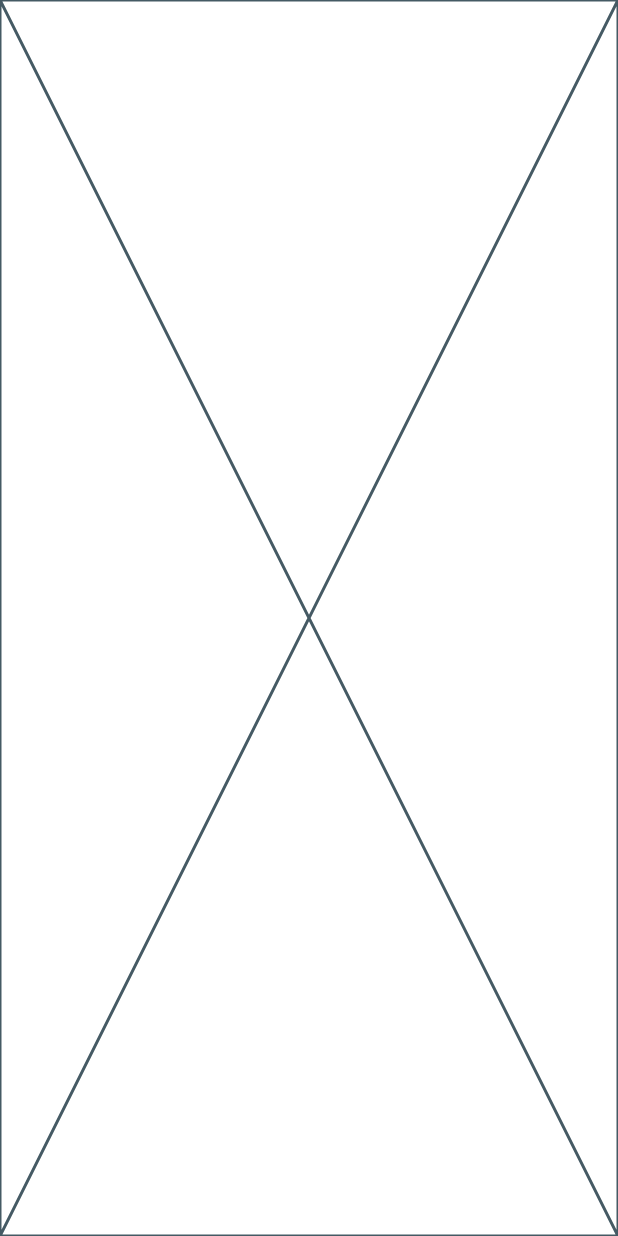
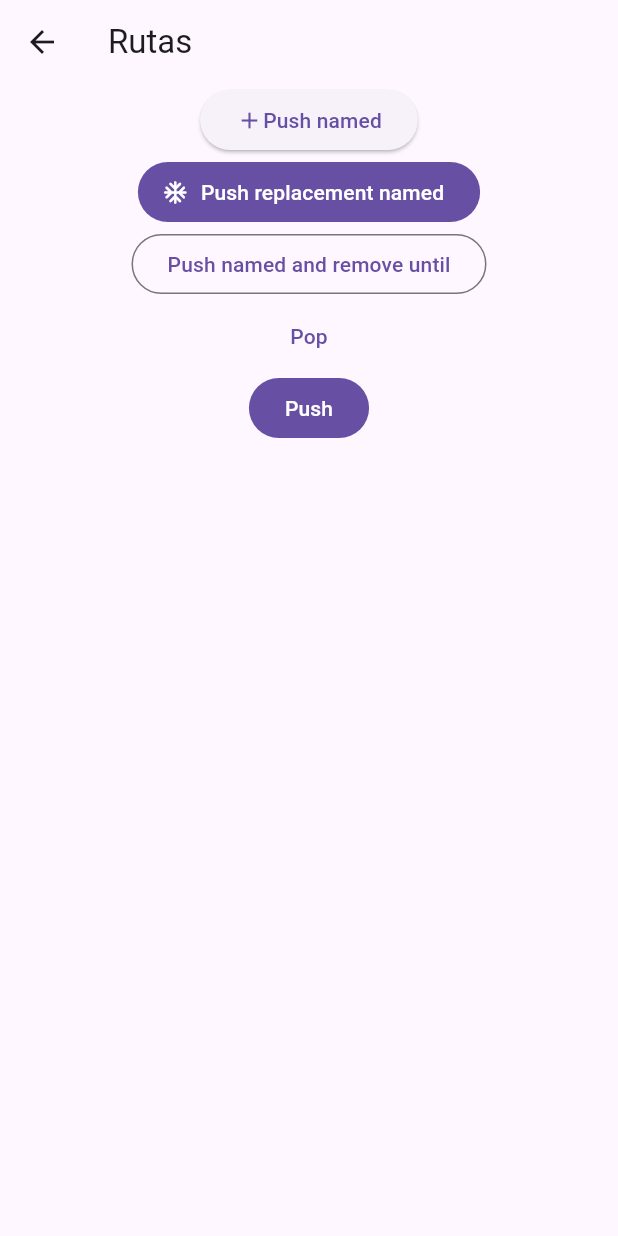
Before and after one commit to RicharC293/components_2da, a Flutter app: the screen it shows after launch, after a tap on "Enrutamiento", on a phone screen of 412 x 824 dp. Run offline on Flutter 3.47's test engine with Material 3 defaults, Android fonts, the phone set to English and light mode, and no system bars.

Commit message:
feat: Add AuxiliarRouteScreen and update RoutingScreen
This commit adds the `AuxiliarRouteScreen` class to handle a new auxiliary route in the app. It also updates the `RoutingScreen` class to include buttons for navigating to the `AuxiliarRouteScreen` using different navigation methods.

The changes include:
- Importing the `AuxiliarRouteScreen` class in `routing_screen.dart`
- Adding buttons for different navigation methods in the `RoutingScreen` widget
- Defining the route name for `AuxiliarRouteScreen` in `auxiliar_route_screen.dart`
- Adding the `AuxiliarRouteScreen` route to the `routes` map in `routes.dart`

These changes enhance the app's navigation capabilities and provide a new screen for auxiliary functionality.

```diff
--- a/lib/screens/routing_screen.dart
+++ b/lib/screens/routing_screen.dart
@@ -1,3 +1,5 @@
+import 'package:componentes/screens/auxiliar_route_screen.dart';
+import 'package:componentes/screens/home_screen.dart';
 import 'package:flutter/material.dart';
 
 class RoutingScreen extends StatelessWidget {
@@ -7,6 +9,76 @@ class RoutingScreen extends StatelessWidget {
 
   @override
   Widget build(BuildContext context) {
-    return const Placeholder();
+    return Scaffold(
+      appBar: AppBar(
+        title: const Text("Rutas"),
+        // Asi se puede cambiar el icon
+        // leading: Icon(Icons.arrow_back),
+      ),
+      body: Center(
+        child: Column(
+          children: [
+            // Push named
+            ElevatedButton(
+              onPressed: () {
+                Navigator.pushNamed(
+                  context,
+                  AuxiliarRouteScreen.routeName,
+                  arguments: 'Hola Mundo',
+                );
+              },
+              child: const Row(
+                mainAxisSize: MainAxisSize.min,
+                children: [
+                  Icon(Icons.add),
+                  Text("Push named"),
+                ],
+              ),
+            ),
+
+            /// push replacement named
+            FilledButton.icon(
+              onPressed: () {
+                Navigator.pushReplacementNamed(
+                    context, AuxiliarRouteScreen.routeName);
+              },
+              icon: const Icon(Icons.ac_unit_rounded),
+              label: const Text("Push replacement named"),
+            ),
+
+            /// push named and remove until
+            OutlinedButton(
+              onPressed: () {
+                Navigator.pushNamedAndRemoveUntil(
+                  context,
+                  AuxiliarRouteScreen.routeName,
+
+                  /// false -> ultima pantalla es la primera y unica
+                  /// isFirst -> para que la primera pantalla se conserve
+                  /// settings -> se puede usar para hacer condiciones
+                  /// (route) => route.settings.name == RoutingScreen.routeName,
+                  (route) => false,
+                );
+              },
+              child: const Text("Push named and remove until"),
+            ),
+
+            /// pop
+            TextButton(
+              onPressed: () {
+                Navigator.pop(context);
+              },
+              child: const Text('Pop'),
+            ),
+
+            /// Filled button
+            FilledButton(
+              onPressed: () {},
+              child: Text("Push"),
+            ),
+          ],
+        ),
+      ),
+    );
   }
 }
--- a/lib/utils/routes.dart
+++ b/lib/utils/routes.dart
@@ -1,3 +1,4 @@
+import 'package:componentes/screens/auxiliar_route_screen.dart';
 import 'package:componentes/screens/home_screen.dart';
 import 'package:componentes/screens/routing_screen.dart';
 import 'package:flutter/material.dart';
@@ -9,4 +10,5 @@ final Map<String, Widget Function(BuildContext)> routes = {
   // Otras pantallas
   // ...
   RoutingScreen.routeName: (context) => const RoutingScreen(),
+  AuxiliarRouteScreen.routeName: (contex) => const AuxiliarRouteScreen(),
 };
```
Also changed, not shown: lib/screens/auxiliar_route_screen.dart (added, +27 -0 lines).
